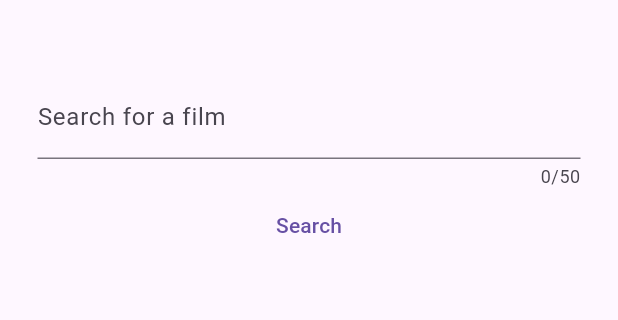
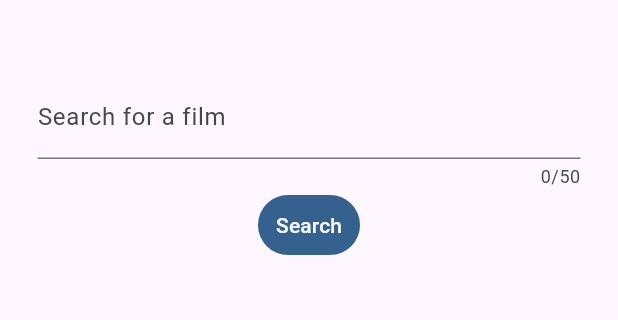
Before and after one commit to TOVTC/flutter-dart-movie-lookup, a Flutter app: the screen it shows after launch, on a phone screen of 412 x 824 dp, the part 84-404 px from its top. Run offline on Flutter 3.47's test engine with Material 2 defaults, Android fonts, the phone set to English and light mode, and no system bars; our stand-ins replace flutter_dotenv, flutter_svg.

Commit message:
added colour theming

```diff
--- a/lib/main.dart
+++ b/lib/main.dart
@@ -18,7 +18,12 @@ class App extends StatelessWidget {
   @override
   Widget build(BuildContext context) {
     return MaterialApp(
-      theme: theme,
+      theme: theme.copyWith(
+        useMaterial3: true,
+        colorScheme: ColorScheme.fromSeed(
+          seedColor: const Color.fromARGB(100, 69, 88, 111),
+        ),
+      ),
       home: const Homepage(),
       // home: const MovieDetails(movieId: 647)
     );
--- a/lib/screens/homepage.dart
+++ b/lib/screens/homepage.dart
@@ -34,7 +34,7 @@ class _HomepageState extends State<Homepage> {
           ],
         ),
       ),
-      drawer: OptionsDrawer(),
+      drawer: const OptionsDrawer(),
       body: Padding(
         padding: const EdgeInsets.all(25),
         child: Column(
@@ -64,7 +64,6 @@ class _HomepageState extends State<Homepage> {
                   TextButton(
                     onPressed: () {
                       if (_formKey.currentState!.validate()) {
-                        // when calling the save method, the onSaved method is triggered on all form fields
                         _formKey.currentState!.save();
                         Navigator.of(context).pop();
                         Navigator.of(context).push(
@@ -87,7 +86,15 @@ class _HomepageState extends State<Homepage> {
                         );
                       }
                     },
-                    child: const Text('Search'),
+                    style: ButtonStyle(
+                      backgroundColor: MaterialStateProperty.all(
+                        Theme.of(context).colorScheme.primary,
+                      ),
+                    ),
+                    child: Text(
+                      'Search',
+                      style: TextStyle(color: Theme.of(context).colorScheme.surface),
+                    ),
                   ),
                 ],
               ),
--- a/lib/screens/movie_list.dart
+++ b/lib/screens/movie_list.dart
@@ -100,8 +100,7 @@ class _MovieListState extends State<MovieList> {
                   Container(
                     alignment: Alignment.centerLeft,
                     child: const Padding(
-                      padding:
-                          EdgeInsets.all(8),
+                      padding: EdgeInsets.all(8),
                       child: Text(
                         'Something went wrong',
                         textAlign: TextAlign.left,
```
